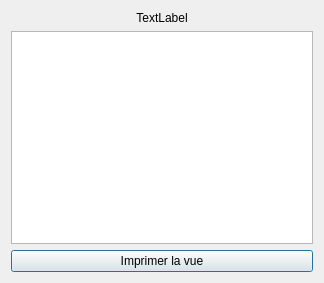
Qt form dialogdisplaytree.ui (GiPiLab/ProtonClassicSuite) before a commit.
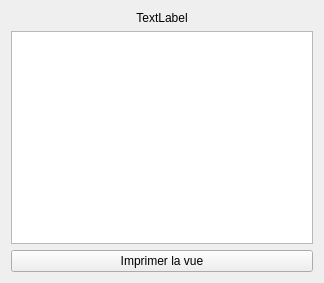
The same form after that commit.

Diff of the .ui file:
```diff
--- a/dialogdisplaytree.ui
+++ b/dialogdisplaytree.ui
@@ -1,7 +1,7 @@
 <?xml version="1.0" encoding="UTF-8"?>
 <ui version="4.0">
  <class>DialogDisplayTree</class>
- <widget class="QDialog" name="DialogDisplayTree">
+ <widget class="QWidget" name="DialogDisplayTree">
   <property name="geometry">
    <rect>
     <x>0</x>
```
